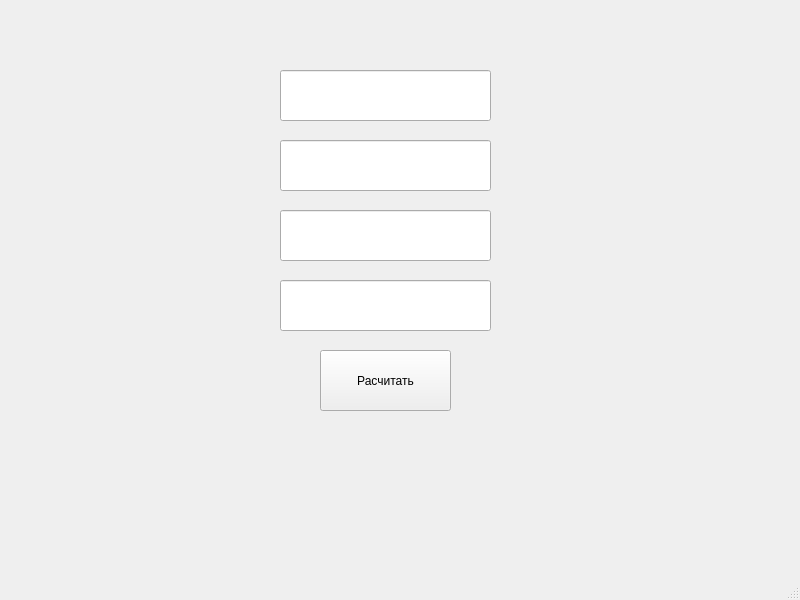
Old version of the form mainwindow.ui in the repository GenteGL/BearingSelectionCalculator.
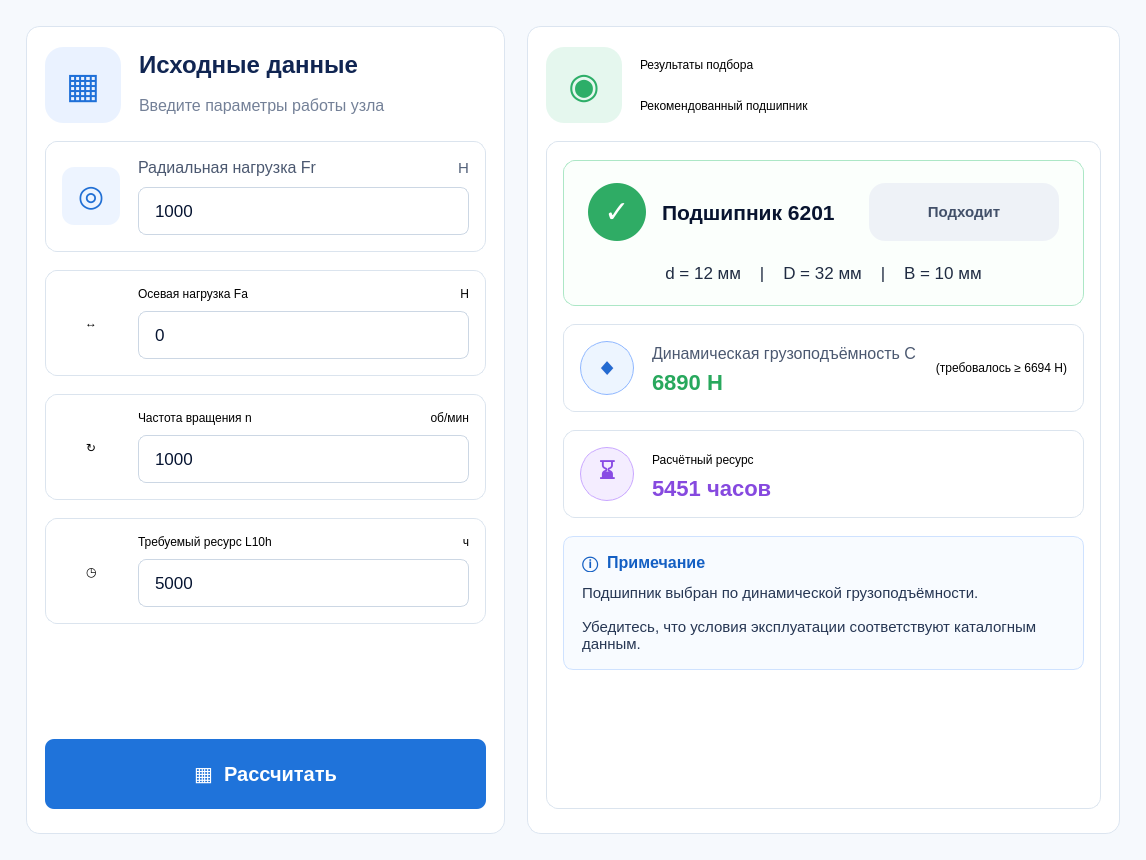
New version of the form.

Diff of the .ui file:
```diff
--- a/mainwindow.ui
+++ b/mainwindow.ui
@@ -6,92 +6,1017 @@
    <rect>
     <x>0</x>
     <y>0</y>
-    <width>800</width>
-    <height>600</height>
+    <width>1146</width>
+    <height>860</height>
    </rect>
   </property>
+  <property name="minimumSize">
+   <size>
+    <width>980</width>
+    <height>720</height>
+   </size>
+  </property>
   <property name="windowTitle">
-   <string>MainWindow</string>
+   <string>Подбор подшипника</string>
+  </property>
+  <property name="styleSheet">
+   <string notr="true">#centralwidget {
+    background: #f6f9fd;
+}
+#inputPanel, #resultPanel {
+    background: #ffffff;
+    border: 1px solid #dce5f0;
+    border-radius: 14px;
+}
+#panelTitle {
+    color: #102552;
+    font-size: 24px;
+    font-weight: 700;
+}
+#panelSubtitle {
+    color: #738097;
+    font-size: 16px;
+}
+#headerIconBlue {
+    background: #eaf2ff;
+    border-radius: 18px;
+    color: #1f70d8;
+    font-size: 36px;
+    font-weight: 700;
+}
+#headerIconGreen {
+    background: #e5f7ee;
+    border-radius: 18px;
+    color: #2dae68;
+    font-size: 36px;
+    font-weight: 700;
+}
+#inputCard1, #inputCard2, #inputCard3, #inputCard4, #capacityCard, #resourceCard {
+    background: #ffffff;
+    border: 1px solid #dbe4ee;
+    border-radius: 12px;
+}
+#inputIcon {
+    background: #edf4ff;
+    border-radius: 12px;
+    color: #216fd4;
+    font-size: 30px;
+    font-weight: 700;
+}
+#fieldCaption, #metricCaption {
+    color: #4b5870;
+    font-size: 16px;
+}
+#fieldUnit, #metricHint {
+    color: #54627a;
+    font-size: 15px;
+}
+QLineEdit {
+    background: #ffffff;
+    border: 1px solid #ccd7e4;
+    border-radius: 8px;
+    color: #061431;
+    font-size: 17px;
+    padding: 0 14px;
+    selection-background-color: #1d73dd;
+}
+QLineEdit:focus {
+    border: 1px solid #1d73dd;
+}
+#calculateButton {
+    background: #1f73da;
+    border: none;
+    border-radius: 9px;
+    color: #ffffff;
+    font-size: 20px;
+    font-weight: 700;
+}
+#calculateButton:hover {
+    background: #1768c9;
+}
+#calculateButton:pressed {
+    background: #1159af;
+}
+#resultBody {
+    background: #ffffff;
+    border: 1px solid #dbe4ee;
+    border-radius: 12px;
+}
+#selectedCard {
+    background: #fbfffc;
+    border: 1px solid #ace7c6;
+    border-radius: 12px;
+}
+#statusIconLabel {
+    background: #2fac65;
+    border-radius: 29px;
+    color: #ffffff;
+    font-size: 30px;
+    font-weight: 800;
+}
+#resultTitle {
+    color: #08142f;
+    font-size: 21px;
+    font-weight: 800;
+}
+#resultBadge {
+    background: #eef2f7;
+    border-radius: 16px;
+    color: #425069;
+    font-size: 15px;
+    font-weight: 700;
+    padding: 7px 12px;
+}
+#dimensionsLabel {
+    color: #202c42;
+    font-size: 17px;
+}
+#metricIconBlue {
+    background: #edf5ff;
+    border: 1px solid #8fb7ff;
+    border-radius: 27px;
+    color: #236bd1;
+    font-size: 24px;
+    font-weight: 800;
+}
+#metricIconPurple {
+    background: #f4edff;
+    border: 1px solid #c9a7ff;
+    border-radius: 27px;
+    color: #884be4;
+    font-size: 22px;
+    font-weight: 800;
+}
+#capacityValueLabel {
+    color: #28a85d;
+    font-size: 22px;
+    font-weight: 800;
+}
+#resourceValueLabel {
+    color: #8649df;
+    font-size: 22px;
+    font-weight: 800;
+}
+#noteCard {
+    background: #f8fbff;
+    border: 1px solid #cfe2ff;
+    border-radius: 10px;
+}
+#noteTitle {
+    color: #145fc3;
+    font-size: 16px;
+    font-weight: 800;
+}
+#noteTextLabel {
+    color: #263653;
+    font-size: 15px;
+}</string>
   </property>
   <widget class="QWidget" name="centralwidget">
-   <widget class="QLineEdit" name="inputFr">
-    <property name="geometry">
-     <rect>
-      <x>280</x>
-      <y>70</y>
-      <width>211</width>
-      <height>51</height>
-     </rect>
+   <layout class="QHBoxLayout" name="mainLayout">
+    <property name="spacing">
+     <number>22</number>
     </property>
-   </widget>
-   <widget class="QLineEdit" name="inputFa">
-    <property name="geometry">
-     <rect>
-      <x>280</x>
-      <y>140</y>
-      <width>211</width>
-      <height>51</height>
-     </rect>
+    <property name="leftMargin">
+     <number>26</number>
     </property>
-   </widget>
-   <widget class="QLineEdit" name="inputN">
-    <property name="geometry">
-     <rect>
-      <x>280</x>
-      <y>210</y>
-      <width>211</width>
-      <height>51</height>
-     </rect>
+    <property name="topMargin">
+     <number>26</number>
     </property>
-   </widget>
-   <widget class="QLineEdit" name="inputL10h">
-    <property name="geometry">
-     <rect>
-      <x>280</x>
-      <y>280</y>
-      <width>211</width>
-      <height>51</height>
-     </rect>
+    <property name="rightMargin">
+     <number>26</number>
     </property>
-   </widget>
-   <widget class="QPushButton" name="calculateButton">
-    <property name="geometry">
-     <rect>
-      <x>320</x>
-      <y>350</y>
-      <width>131</width>
-      <height>61</height>
-     </rect>
+    <property name="bottomMargin">
+     <number>26</number>
     </property>
-    <property name="text">
-     <string>Расчитать</string>
-    </property>
-   </widget>
-   <widget class="QLabel" name="resultLabel">
-    <property name="geometry">
-     <rect>
-      <x>140</x>
-      <y>420</y>
-      <width>501</width>
-      <height>61</height>
-     </rect>
-    </property>
-    <property name="text">
-     <string>&lt;html&gt;&lt;head/&gt;&lt;body&gt;&lt;p align=&quot;center&quot;&gt;&lt;br/&gt;&lt;/p&gt;&lt;/body&gt;&lt;/html&gt;</string>
-    </property>
-   </widget>
+    <item>
+     <widget class="QFrame" name="inputPanel">
+      <property name="frameShape">
+       <enum>QFrame::Shape::NoFrame</enum>
+      </property>
+      <layout class="QVBoxLayout" name="inputPanelLayout">
+       <property name="spacing">
+        <number>18</number>
+       </property>
+       <property name="leftMargin">
+        <number>18</number>
+       </property>
+       <property name="topMargin">
+        <number>20</number>
+       </property>
+       <property name="rightMargin">
+        <number>18</number>
+       </property>
+       <property name="bottomMargin">
+        <number>24</number>
+       </property>
+       <item>
+        <layout class="QHBoxLayout" name="inputHeaderLayout">
+         <property name="spacing">
+          <number>18</number>
+         </property>
+         <item>
+          <widget class="QLabel" name="headerIconBlue">
+           <property name="minimumSize">
+            <size>
+             <width>76</width>
+             <height>76</height>
+            </size>
+           </property>
+           <property name="maximumSize">
+            <size>
+             <width>76</width>
+             <height>76</height>
+            </size>
+           </property>
+           <property name="text">
+            <string>▦</string>
+           </property>
+           <property name="alignment">
+            <set>Qt::AlignmentFlag::AlignCenter</set>
+           </property>
+          </widget>
+         </item>
+         <item>
+          <layout class="QVBoxLayout" name="inputTitleLayout">
+           <property name="spacing">
+            <number>6</number>
+           </property>
+           <item>
+            <widget class="QLabel" name="panelTitle">
+             <property name="text">
+              <string>Исходные данные</string>
+             </property>
+            </widget>
+           </item>
+           <item>
+            <widget class="QLabel" name="panelSubtitle">
+             <property name="text">
+              <string>Введите параметры работы узла</string>
+             </property>
+            </widget>
+           </item>
+          </layout>
+         </item>
+        </layout>
+       </item>
+       <item>
+        <widget class="QFrame" name="inputCard1">
+         <property name="frameShape">
+          <enum>QFrame::Shape::NoFrame</enum>
+         </property>
+         <layout class="QHBoxLayout" name="inputCard1Layout">
+          <property name="spacing">
+           <number>18</number>
+          </property>
+          <property name="leftMargin">
+           <number>16</number>
+          </property>
+          <property name="topMargin">
+           <number>16</number>
+          </property>
+          <property name="rightMargin">
+           <number>16</number>
+          </property>
+          <property name="bottomMargin">
+           <number>16</number>
+          </property>
+          <item>
+           <widget class="QLabel" name="inputIcon">
+            <property name="minimumSize">
+             <size>
+              <width>58</width>
+              <height>58</height>
+             </size>
+            </property>
+            <property name="maximumSize">
+             <size>
+              <width>58</width>
+              <height>58</height>
+             </size>
+            </property>
+            <property name="text">
+             <string>◎</string>
+            </property>
+            <property name="alignment">
+             <set>Qt::AlignmentFlag::AlignCenter</set>
+            </property>
+           </widget>
+          </item>
+          <item>
+           <layout class="QVBoxLayout" name="inputFrLayout">
+            <property name="spacing">
+             <number>10</number>
+            </property>
+            <item>
+             <layout class="QHBoxLayout" name="inputFrCaptionLayout">
+              <item>
+               <widget class="QLabel" name="fieldCaption">
+                <property name="text">
+                 <string>Радиальная нагрузка Fr</string>
+                </property>
+               </widget>
+              </item>
+              <item>
+               <widget class="QLabel" name="fieldUnit">
+                <property name="text">
+                 <string>Н</string>
+                </property>
+                <property name="alignment">
+                 <set>Qt::AlignmentFlag::AlignRight|Qt::AlignmentFlag::AlignTrailing|Qt::AlignmentFlag::AlignVCenter</set>
+                </property>
+               </widget>
+              </item>
+             </layout>
+            </item>
+            <item>
+             <widget class="QLineEdit" name="inputFr">
+              <property name="minimumSize">
+               <size>
+                <width>0</width>
+                <height>48</height>
+               </size>
+              </property>
+              <property name="text">
+               <string>1000</string>
+              </property>
+             </widget>
+            </item>
+           </layout>
+          </item>
+         </layout>
+        </widget>
+       </item>
+       <item>
+        <widget class="QFrame" name="inputCard2">
+         <property name="frameShape">
+          <enum>QFrame::Shape::NoFrame</enum>
+         </property>
+         <layout class="QHBoxLayout" name="inputCard2Layout">
+          <property name="spacing">
+           <number>18</number>
+          </property>
+          <property name="leftMargin">
+           <number>16</number>
+          </property>
+          <property name="topMargin">
+           <number>16</number>
+          </property>
+          <property name="rightMargin">
+           <number>16</number>
+          </property>
+          <property name="bottomMargin">
+           <number>16</number>
+          </property>
+          <item>
+           <widget class="QLabel" name="inputIcon">
+            <property name="minimumSize">
+             <size>
+              <width>58</width>
+              <height>58</height>
+             </size>
+            </property>
+            <property name="maximumSize">
+             <size>
+              <width>58</width>
+              <height>58</height>
+             </size>
+            </property>
+            <property name="text">
+             <string>↔</string>
+            </property>
+            <property name="alignment">
+             <set>Qt::AlignmentFlag::AlignCenter</set>
+            </property>
+           </widget>
+          </item>
+          <item>
+           <layout class="QVBoxLayout" name="inputFaLayout">
+            <property name="spacing">
+             <number>10</number>
+            </property>
+            <item>
+             <layout class="QHBoxLayout" name="inputFaCaptionLayout">
+              <item>
+               <widget class="QLabel" name="fieldCaption">
+                <property name="text">
+                 <string>Осевая нагрузка Fa</string>
+                </property>
+               </widget>
+              </item>
+              <item>
+               <widget class="QLabel" name="fieldUnit">
+                <property name="text">
+                 <string>Н</string>
+                </property>
+                <property name="alignment">
+                 <set>Qt::AlignmentFlag::AlignRight|Qt::AlignmentFlag::AlignTrailing|Qt::AlignmentFlag::AlignVCenter</set>
+                </property>
+               </widget>
+              </item>
+             </layout>
+            </item>
+            <item>
+             <widget class="QLineEdit" name="inputFa">
+              <property name="minimumSize">
+               <size>
+                <width>0</width>
+                <height>48</height>
+               </size>
+              </property>
+              <property name="text">
+               <string>0</string>
+              </property>
+             </widget>
+            </item>
+           </layout>
+          </item>
+         </layout>
+        </widget>
+       </item>
+       <item>
+        <widget class="QFrame" name="inputCard3">
+         <property name="frameShape">
+          <enum>QFrame::Shape::NoFrame</enum>
+         </property>
+         <layout class="QHBoxLayout" name="inputCard3Layout">
+          <property name="spacing">
+           <number>18</number>
+          </property>
+          <property name="leftMargin">
+           <number>16</number>
+          </property>
+          <property name="topMargin">
+           <number>16</number>
+          </property>
+          <property name="rightMargin">
+           <number>16</number>
+          </property>
+          <property name="bottomMargin">
+           <number>16</number>
+          </property>
+          <item>
+           <widget class="QLabel" name="inputIcon">
+            <property name="minimumSize">
+             <size>
+              <width>58</width>
+              <height>58</height>
+             </size>
+            </property>
+            <property name="maximumSize">
+             <size>
+              <width>58</width>
+              <height>58</height>
+             </size>
+            </property>
+            <property name="text">
+             <string>↻</string>
+            </property>
+            <property name="alignment">
+             <set>Qt::AlignmentFlag::AlignCenter</set>
+            </property>
+           </widget>
+          </item>
+          <item>
+           <layout class="QVBoxLayout" name="inputNLayout">
+            <property name="spacing">
+             <number>10</number>
+            </property>
+            <item>
+             <layout class="QHBoxLayout" name="inputNCaptionLayout">
+              <item>
+               <widget class="QLabel" name="fieldCaption">
+                <property name="text">
+                 <string>Частота вращения n</string>
+                </property>
+               </widget>
+              </item>
+              <item>
+               <widget class="QLabel" name="fieldUnit">
+                <property name="text">
+                 <string>об/мин</string>
+                </property>
+                <property name="alignment">
+                 <set>Qt::AlignmentFlag::AlignRight|Qt::AlignmentFlag::AlignTrailing|Qt::AlignmentFlag::AlignVCenter</set>
+                </property>
+               </widget>
+              </item>
+             </layout>
+            </item>
+            <item>
+             <widget class="QLineEdit" name="inputN">
+              <property name="minimumSize">
+               <size>
+                <width>0</width>
+                <height>48</height>
+               </size>
+              </property>
+              <property name="text">
+               <string>1000</string>
+              </property>
+             </widget>
+            </item>
+           </layout>
+          </item>
+         </layout>
+        </widget>
+       </item>
+       <item>
+        <widget class="QFrame" name="inputCard4">
+         <property name="frameShape">
+          <enum>QFrame::Shape::NoFrame</enum>
+         </property>
+         <layout class="QHBoxLayout" name="inputCard4Layout">
+          <property name="spacing">
+           <number>18</number>
+          </property>
+          <property name="leftMargin">
+           <number>16</number>
+          </property>
+          <property name="topMargin">
+           <number>16</number>
+          </property>
+          <property name="rightMargin">
+           <number>16</number>
+          </property>
+          <property name="bottomMargin">
+           <number>16</number>
+          </property>
+          <item>
+           <widget class="QLabel" name="inputIcon">
+            <property name="minimumSize">
+             <size>
+              <width>58</width>
+              <height>58</height>
+             </size>
+            </property>
+            <property name="maximumSize">
+             <size>
+              <width>58</width>
+              <height>58</height>
+             </size>
+            </property>
+            <property name="text">
+             <string>◷</string>
+            </property>
+            <property name="alignment">
+             <set>Qt::AlignmentFlag::AlignCenter</set>
+            </property>
+           </widget>
+          </item>
+          <item>
+           <layout class="QVBoxLayout" name="inputL10hLayout">
+            <property name="spacing">
+             <number>10</number>
+            </property>
+            <item>
+             <layout class="QHBoxLayout" name="inputL10hCaptionLayout">
+              <item>
+               <widget class="QLabel" name="fieldCaption">
+                <property name="text">
+                 <string>Требуемый ресурс L10h</string>
+                </property>
+               </widget>
+              </item>
+              <item>
+               <widget class="QLabel" name="fieldUnit">
+                <property name="text">
+                 <string>ч</string>
+                </property>
+                <property name="alignment">
+                 <set>Qt::AlignmentFlag::AlignRight|Qt::AlignmentFlag::AlignTrailing|Qt::AlignmentFlag::AlignVCenter</set>
+                </property>
+               </widget>
+              </item>
+             </layout>
+            </item>
+            <item>
+             <widget class="QLineEdit" name="inputL10h">
+              <property name="minimumSize">
+               <size>
+                <width>0</width>
+                <height>48</height>
+               </size>
+              </property>
+              <property name="text">
+               <string>5000</string>
+              </property>
+             </widget>
+            </item>
+           </layout>
+          </item>
+         </layout>
+        </widget>
+       </item>
+       <item>
+        <spacer name="inputSpacer">
+         <property name="orientation">
+          <enum>Qt::Orientation::Vertical</enum>
+         </property>
+         <property name="sizeHint" stdset="0">
+          <size>
+           <width>20</width>
+           <height>40</height>
+          </size>
+         </property>
+        </spacer>
+       </item>
+       <item>
+        <widget class="QPushButton" name="calculateButton">
+         <property name="minimumSize">
+          <size>
+           <width>0</width>
+           <height>70</height>
+          </size>
+         </property>
+         <property name="text">
+          <string>▦  Рассчитать</string>
+         </property>
+        </widget>
+       </item>
+      </layout>
+     </widget>
+    </item>
+    <item>
+     <widget class="QFrame" name="resultPanel">
+      <property name="frameShape">
+       <enum>QFrame::Shape::NoFrame</enum>
+      </property>
+      <layout class="QVBoxLayout" name="resultPanelLayout">
+       <property name="spacing">
+        <number>18</number>
+       </property>
+       <property name="leftMargin">
+        <number>18</number>
+       </property>
+       <property name="topMargin">
+        <number>20</number>
+       </property>
+       <property name="rightMargin">
+        <number>18</number>
+       </property>
+       <property name="bottomMargin">
+        <number>24</number>
+       </property>
+       <item>
+        <layout class="QHBoxLayout" name="resultHeaderLayout">
+         <property name="spacing">
+          <number>18</number>
+         </property>
+         <item>
+          <widget class="QLabel" name="headerIconGreen">
+           <property name="minimumSize">
+            <size>
+             <width>76</width>
+             <height>76</height>
+            </size>
+           </property>
+           <property name="maximumSize">
+            <size>
+             <width>76</width>
+             <height>76</height>
+            </size>
+           </property>
+           <property name="text">
+            <string>◉</string>
+           </property>
+           <property name="alignment">
+            <set>Qt::AlignmentFlag::AlignCenter</set>
+           </property>
+          </widget>
+         </item>
+         <item>
+          <layout class="QVBoxLayout" name="resultTitleLayout">
+           <property name="spacing">
+            <number>6</number>
+           </property>
+           <item>
+            <widget class="QLabel" name="panelTitle">
+             <property name="text">
+              <string>Результаты подбора</string>
+             </property>
+            </widget>
+           </item>
+           <item>
+            <widget class="QLabel" name="panelSubtitle">
+             <property name="text">
+              <string>Рекомендованный подшипник</string>
+             </property>
+            </widget>
+           </item>
+          </layout>
+         </item>
+        </layout>
+       </item>
+       <item>
+        <widget class="QFrame" name="resultBody">
+         <property name="frameShape">
+          <enum>QFrame::Shape::NoFrame</enum>
+         </property>
+         <layout class="QVBoxLayout" name="resultBodyLayout">
+          <property name="spacing">
+           <number>18</number>
+          </property>
+          <property name="leftMargin">
+           <number>16</number>
+          </property>
+          <property name="topMargin">
+           <number>18</number>
+          </property>
+          <property name="rightMargin">
+           <number>16</number>
+          </property>
+          <property name="bottomMargin">
+           <number>18</number>
+          </property>
+          <item>
+           <widget class="QFrame" name="selectedCard">
+            <property name="frameShape">
+             <enum>QFrame::Shape::NoFrame</enum>
+            </property>
+            <layout class="QVBoxLayout" name="selectedCardLayout">
+             <property name="spacing">
+              <number>22</number>
+             </property>
+             <property name="leftMargin">
+              <number>24</number>
+             </property>
+             <property name="topMargin">
+              <number>22</number>
+             </property>
+             <property name="rightMargin">
+              <number>24</number>
+             </property>
+             <property name="bottomMargin">
+              <number>22</number>
+             </property>
+             <item>
+              <layout class="QHBoxLayout" name="selectedTopLayout">
+               <property name="spacing">
+                <number>16</number>
+               </property>
+               <item>
+                <widget class="QLabel" name="statusIconLabel">
+                 <property name="minimumSize">
+                  <size>
+                   <width>58</width>
+                   <height>58</height>
+                  </size>
+                 </property>
+                 <property name="maximumSize">
+                  <size>
+                   <width>58</width>
+                   <height>58</height>
+                  </size>
+                 </property>
+                 <property name="text">
+                  <string>✓</string>
+                 </property>
+                 <property name="alignment">
+                  <set>Qt::AlignmentFlag::AlignCenter</set>
+                 </property>
+                </widget>
+               </item>
+               <item>
+                <widget class="QLabel" name="resultTitle">
+                 <property name="text">
+                  <string>Подшипник 6201</string>
+                 </property>
+                </widget>
+               </item>
+               <item>
+                <widget class="QLabel" name="resultBadge">
+                 <property name="text">
+                  <string>Подходит</string>
+                 </property>
+                 <property name="alignment">
+                  <set>Qt::AlignmentFlag::AlignCenter</set>
+                 </property>
+                </widget>
+               </item>
+              </layout>
+             </item>
+             <item>
+              <widget class="QLabel" name="dimensionsLabel">
+               <property name="text">
+                <string>d = 12 мм    |    D = 32 мм    |    B = 10 мм</string>
+               </property>
+               <property name="alignment">
+                <set>Qt::AlignmentFlag::AlignCenter</set>
+               </property>
+              </widget>
+             </item>
+            </layout>
+           </widget>
+          </item>
+          <item>
+           <widget class="QFrame" name="capacityCard">
+            <property name="frameShape">
+             <enum>QFrame::Shape::NoFrame</enum>
+            </property>
+            <layout class="QHBoxLayout" name="capacityCardLayout">
+             <property name="spacing">
+              <number>18</number>
+             </property>
+             <property name="leftMargin">
+              <number>16</number>
+             </property>
+             <property name="topMargin">
+              <number>16</number>
+             </property>
+             <property name="rightMargin">
+              <number>16</number>
+             </property>
+             <property name="bottomMargin">
+              <number>16</number>
+             </property>
+             <item>
+              <widget class="QLabel" name="metricIconBlue">
+               <property name="minimumSize">
+                <size>
+                 <width>54</width>
+                 <height>54</height>
+                </size>
+               </property>
+               <property name="maximumSize">
+                <size>
+                 <width>54</width>
+                 <height>54</height>
+                </size>
+               </property>
+               <property name="text">
+                <string>◆</string>
+               </property>
+               <property name="alignment">
+                <set>Qt::AlignmentFlag::AlignCenter</set>
+               </property>
+              </widget>
+             </item>
+             <item>
+              <layout class="QVBoxLayout" name="capacityTextLayout">
+               <property name="spacing">
+                <number>4</number>
+               </property>
+               <item>
+                <widget class="QLabel" name="metricCaption">
+                 <property name="text">
+                  <string>Динамическая грузоподъёмность C</string>
+                 </property>
+                </widget>
+               </item>
+               <item>
+                <widget class="QLabel" name="capacityValueLabel">
+                 <property name="text">
+                  <string>6890 Н</string>
+                 </property>
+                </widget>
+               </item>
+              </layout>
+             </item>
+             <item>
+              <widget class="QLabel" name="capacityNeedLabel">
+               <property name="text">
+                <string>(требовалось ≥ 6694 Н)</string>
+               </property>
+               <property name="alignment">
+                <set>Qt::AlignmentFlag::AlignRight|Qt::AlignmentFlag::AlignTrailing|Qt::AlignmentFlag::AlignVCenter</set>
+               </property>
+              </widget>
+             </item>
+            </layout>
+           </widget>
+          </item>
+          <item>
+           <widget class="QFrame" name="resourceCard">
+            <property name="frameShape">
+             <enum>QFrame::Shape::NoFrame</enum>
+            </property>
+            <layout class="QHBoxLayout" name="resourceCardLayout">
+             <property name="spacing">
+              <number>18</number>
+             </property>
+             <property name="leftMargin">
+              <number>16</number>
+             </property>
+             <property name="topMargin">
+              <number>16</number>
+             </property>
+             <property name="rightMargin">
+              <number>16</number>
+             </property>
+             <property name="bottomMargin">
+              <number>16</number>
+             </property>
+             <item>
+              <widget class="QLabel" name="metricIconPurple">
+               <property name="minimumSize">
+                <size>
+                 <width>54</width>
+                 <height>54</height>
+                </size>
+               </property>
+               <property name="maximumSize">
+                <size>
+                 <width>54</width>
+                 <height>54</height>
+                </size>
+               </property>
+               <property name="text">
+                <string>⌛</string>
+               </property>
+               <property name="alignment">
+                <set>Qt::AlignmentFlag::AlignCenter</set>
+               </property>
+              </widget>
+             </item>
+             <item>
+              <layout class="QVBoxLayout" name="resourceTextLayout">
+               <property name="spacing">
+                <number>4</number>
+               </property>
+               <item>
+                <widget class="QLabel" name="metricCaption">
+                 <property name="text">
+                  <string>Расчётный ресурс</string>
+                 </property>
+                </widget>
+               </item>
+               <item>
+                <widget class="QLabel" name="resourceValueLabel">
+                 <property name="text">
+                  <string>5451 часов</string>
+                 </property>
+                </widget>
+               </item>
+              </layout>
+             </item>
+            </layout>
+           </widget>
+          </item>
+          <item>
+           <widget class="QFrame" name="noteCard">
+            <property name="frameShape">
+             <enum>QFrame::Shape::NoFrame</enum>
+            </property>
+            <layout class="QVBoxLayout" name="noteCardLayout">
+             <property name="spacing">
+              <number>12</number>
+             </property>
+             <property name="leftMargin">
+              <number>18</number>
+             </property>
+             <property name="topMargin">
+              <number>16</number>
+             </property>
+             <property name="rightMargin">
+              <number>18</number>
+             </property>
+             <property name="bottomMargin">
+              <number>16</number>
+             </property>
+             <item>
+              <widget class="QLabel" name="noteTitle">
+               <property name="text">
+                <string>ⓘ  Примечание</string>
+               </property>
+              </widget>
+             </item>
+             <item>
+              <widget class="QLabel" name="noteTextLabel">
+               <property name="text">
+                <string>Подшипник выбран по динамической грузоподъёмности.
+
+Убедитесь, что условия эксплуатации соответствуют каталогным данным.</string>
+               </property>
+               <property name="wordWrap">
+                <bool>true</bool>
+               </property>
+              </widget>
+             </item>
+            </layout>
+           </widget>
+          </item>
+          <item>
+           <spacer name="resultSpacer">
+            <property name="orientation">
+             <enum>Qt::Orientation::Vertical</enum>
+            </property>
+            <property name="sizeHint" stdset="0">
+             <size>
+              <width>20</width>
+              <height>40</height>
+             </size>
+            </property>
+           </spacer>
+          </item>
+         </layout>
+        </widget>
+       </item>
+      </layout>
+     </widget>
+    </item>
+   </layout>
   </widget>
-  <widget class="QMenuBar" name="menubar">
-   <property name="geometry">
-    <rect>
-     <x>0</x>
-     <y>0</y>
-     <width>800</width>
-     <height>22</height>
-    </rect>
-   </property>
-  </widget>
-  <widget class="QStatusBar" name="statusbar"/>
  </widget>
  <resources/>
  <connections/>
```
